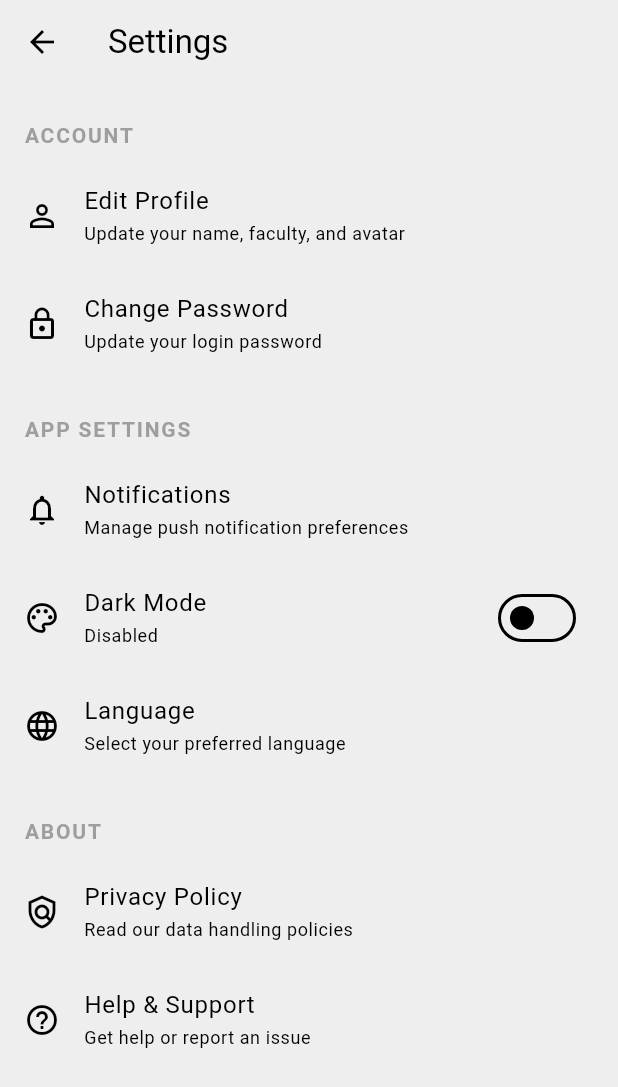
After one commit to MafariT/flutter-lost-and-found, a Flutter app: the SettingsPage screen opened directly, on a phone screen of 412 x 824 dp. The commit adds this screen. Shown: the top 1087 px of the screen. Run offline on Flutter 3.47's test engine with Material 3 defaults, Android fonts, the phone set to English and light mode, and no system bars; our stand-ins replace flutter_dotenv, flutter_riverpod, image_picker, supabase_flutter; accounts and stored records are empty; network calls fail; statements that could not run were skipped.

Commit message:
added settings

```diff
--- a/lib/components/app_drawer.dart
+++ b/lib/components/app_drawer.dart
@@ -1,5 +1,6 @@
 import 'package:flutter/material.dart';
 import 'package:flutter_lost_and_found/pages/profile_page.dart';
+import 'package:flutter_lost_and_found/pages/settings_page.dart';
 import 'package:flutter_lost_and_found/providers/user_provider.dart';
 import 'package:flutter_lost_and_found/services/auth/auth_service.dart';
 import 'package:flutter_riverpod/flutter_riverpod.dart';
@@ -23,9 +24,7 @@ class AppDrawer extends ConsumerWidget {
               final email = profile?['email'];
 
               return DrawerHeader(
-                decoration: BoxDecoration(
-                  color: Theme.of(context).colorScheme.secondary,
-                ),
+                decoration: BoxDecoration(color: Theme.of(context).colorScheme.secondary),
                 child: Column(
                   crossAxisAlignment: CrossAxisAlignment.start,
                   mainAxisAlignment: MainAxisAlignment.end,
@@ -50,15 +49,11 @@ class AppDrawer extends ConsumerWidget {
               );
             },
             loading: () => DrawerHeader(
-              decoration: BoxDecoration(
-                color: Theme.of(context).colorScheme.secondary,
-              ),
+              decoration: BoxDecoration(color: Theme.of(context).colorScheme.secondary),
               child: const Center(child: CircularProgressIndicator()),
             ),
             error: (error, stackTrace) => DrawerHeader(
-              decoration: BoxDecoration(
-                color: Theme.of(context).colorScheme.secondary,
-              ),
+              decoration: BoxDecoration(color: Theme.of(context).colorScheme.secondary),
               child: const Center(child: Text('Error loading profile')),
             ),
           ),
@@ -67,10 +62,7 @@ class AppDrawer extends ConsumerWidget {
             title: const Text('Profile'),
             onTap: () {
               Navigator.pop(context);
-              Navigator.push(
-                context,
-                MaterialPageRoute(builder: (context) => const ProfilePage()),
-              );
+              Navigator.push(context, MaterialPageRoute(builder: (context) => const ProfilePage()));
             },
           ),
           ListTile(
@@ -79,6 +71,14 @@ class AppDrawer extends ConsumerWidget {
             onTap: () {
               // TODO: Navigate to history page
               Navigator.pop(context);
+            },
+          ),
+          ListTile(
+            leading: const Icon(Icons.settings_outlined),
+            title: const Text('Settings'),
+            onTap: () {
+              Navigator.pop(context);
+              Navigator.push(context, MaterialPageRoute(builder: (context) => const SettingsPage()));
             },
           ),
           const Divider(),
--- /dev/null
+++ b/lib/pages/settings_page.dart
@@ -0,0 +1,146 @@
+import 'package:flutter/material.dart';
+import 'package:flutter_lost_and_found/pages/profile_page.dart';
+import 'package:flutter_lost_and_found/theme/theme_provider.dart';
+import 'package:provider/provider.dart';
+
+class SettingsPage extends StatelessWidget {
+  const SettingsPage({super.key});
+
+  @override
+  Widget build(BuildContext context) {
+    return Scaffold(
+      appBar: AppBar(
+        title: const Text('Settings'),
+        elevation: 0,
+        backgroundColor: Theme.of(context).colorScheme.surface,
+      ),
+      backgroundColor: Theme.of(context).colorScheme.surface,
+      body: ListView(
+        children: [
+          const _SettingsHeader(title: 'Account'),
+          _SettingsTile(
+            icon: Icons.person_outline,
+            title: 'Edit Profile',
+            subtitle: 'Update your name, faculty, and avatar',
+            onTap: () {
+              Navigator.push(context, MaterialPageRoute(builder: (context) => const ProfilePage()));
+            },
+          ),
+          _SettingsTile(
+            icon: Icons.lock_outline,
+            title: 'Change Password',
+            subtitle: 'Update your login password',
+            onTap: () {
+              // TODO: Implement Change Password functionality
+              ScaffoldMessenger.of(context).showSnackBar(const SnackBar(content: Text('Feature coming soon!')));
+            },
+          ),
+
+          const _SettingsHeader(title: 'App Settings'),
+          _SettingsTile(
+            icon: Icons.notifications_outlined,
+            title: 'Notifications',
+            subtitle: 'Manage push notification preferences',
+            onTap: () {
+              // TODO: Navigate to a dedicated Notification Settings page
+              ScaffoldMessenger.of(context).showSnackBar(const SnackBar(content: Text('Feature coming soon!')));
+            },
+          ),
+
+          const _ThemeToggleTile(),
+
+          _SettingsTile(
+            icon: Icons.language_outlined,
+            title: 'Language',
+            subtitle: 'Select your preferred language',
+            onTap: () {
+              // TODO: Implement localization and language selection
+              ScaffoldMessenger.of(context).showSnackBar(const SnackBar(content: Text('Feature coming soon!')));
+            },
+          ),
+
+          const _SettingsHeader(title: 'About'),
+          _SettingsTile(
+            icon: Icons.policy_outlined,
+            title: 'Privacy Policy',
+            subtitle: 'Read our data handling policies',
+            onTap: () {
+              // TODO: Open a URL to your privacy policy
+              ScaffoldMessenger.of(context).showSnackBar(const SnackBar(content: Text('Feature coming soon!')));
+            },
+          ),
+          _SettingsTile(
+            icon: Icons.help_outline,
+            title: 'Help & Support',
+            subtitle: 'Get help or report an issue',
+            onTap: () {
+              // TODO: Open a support link or mailto
+              ScaffoldMessenger.of(context).showSnackBar(const SnackBar(content: Text('Feature coming soon!')));
+            },
+          ),
+        ],
+      ),
+    );
+  }
+}
+
+class _ThemeToggleTile extends StatelessWidget {
+  const _ThemeToggleTile();
+
+  @override
+  Widget build(BuildContext context) {
+    return Consumer<ThemeProvider>(
+      builder: (context, themeProvider, child) {
+        return ListTile(
+          leading: const Icon(Icons.color_lens_outlined),
+          title: const Text('Dark Mode'),
+          subtitle: Text(
+            themeProvider.isDarkMode ? 'Enabled' : 'Disabled',
+            style: Theme.of(context).textTheme.bodySmall,
+          ),
+          trailing: Switch(
+            value: themeProvider.isDarkMode,
+            onChanged: (value) {
+              Provider.of<ThemeProvider>(context, listen: false).toggleTheme();
+            },
+          ),
+        );
+      },
+    );
+  }
+}
+
+class _SettingsHeader extends StatelessWidget {
+  final String title;
+  const _SettingsHeader({required this.title});
+
+  @override
+  Widget build(BuildContext context) {
+    return Padding(
+      padding: const EdgeInsets.only(left: 16.0, right: 16.0, top: 24.0, bottom: 8.0),
+      child: Text(
+        title.toUpperCase(),
+        style: TextStyle(color: Theme.of(context).colorScheme.primary, fontWeight: FontWeight.bold, letterSpacing: 1.2),
+      ),
+    );
+  }
+}
+
+class _SettingsTile extends StatelessWidget {
+  final IconData icon;
+  final String title;
+  final String subtitle;
+  final VoidCallback onTap;
+
+  const _SettingsTile({required this.icon, required this.title, required this.subtitle, required this.onTap});
+
+  @override
+  Widget build(BuildContext context) {
+    return ListTile(
+      leading: Icon(icon),
+      title: Text(title),
+      subtitle: Text(subtitle, style: Theme.of(context).textTheme.bodySmall),
+      onTap: onTap,
+    );
+  }
+}
--- a/lib/providers/claims_provider.dart
+++ b/lib/providers/claims_provider.dart
@@ -1,4 +1,5 @@
 import 'dart:async';
+import 'package:flutter_lost_and_found/providers/auth_provider.dart';
 import 'package:flutter_riverpod/flutter_riverpod.dart';
 import 'package:flutter_lost_and_found/main.dart';
 
@@ -34,6 +35,7 @@ class ClaimsController extends AsyncNotifier<void> {
 }
 
 final claimStatusProvider = FutureProvider.family<String, String>((ref, itemId) async {
+  ref.watch(authStateProvider);
   final currentUser = supabase.auth.currentUser;
   final item = await supabase.from('items').select('status, user_id').eq('id', itemId).single();
   final itemStatus = item['status'];
```
Also changed, not shown: lib/pages/item_detail_page.dart (+6 -13 lines), lib/pages/register_page.dart (+8 -32 lines).
